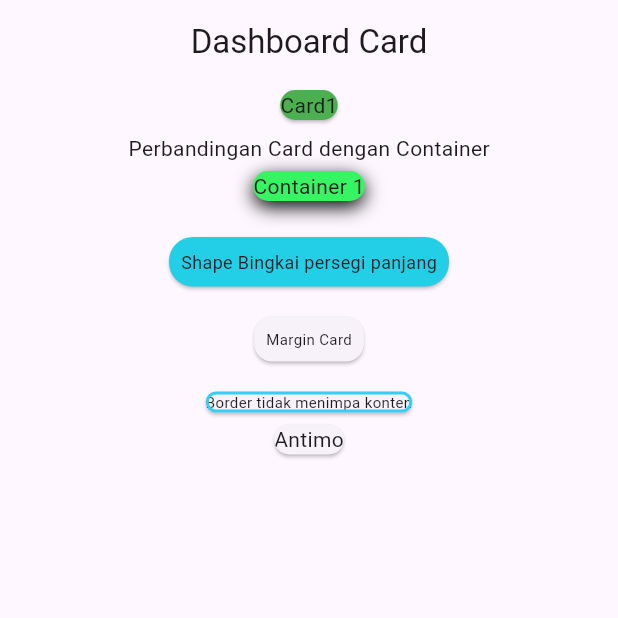
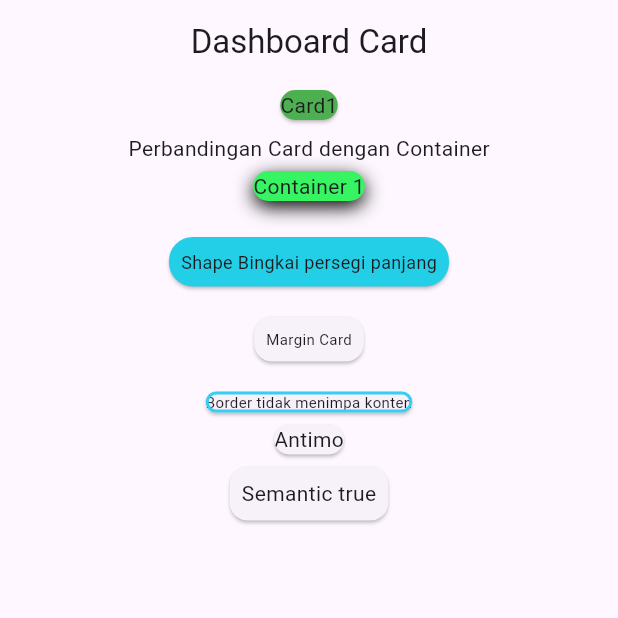
Before and after one commit to AryaPramudya898/latihan8, a Flutter app: the screen it shows after launch, on a phone screen of 412 x 824 dp, the top half of it. Run offline on Flutter 3.47's test engine with Material 3 defaults, Android fonts, the light colour scheme and no system bars.

Commit message:
Membuat semantic container

```diff
--- a/lib/card/card.dart
+++ b/lib/card/card.dart
@@ -67,6 +67,14 @@ class MyCard extends StatelessWidget {
                   clipBehavior: Clip.antiAlias,
                   child: Text("Antimo", style: TextStyle(fontSize: 14.0)),
                   ),
+                  Card(
+                    semanticContainer: true,
+                    child: Padding(
+                    padding: const EdgeInsets.all(8.0),
+                    child: Text("Semantic true", style: TextStyle(fontSize: 14.0)),
+
+                      ),
+                      )
 
             ],
           ),
```
